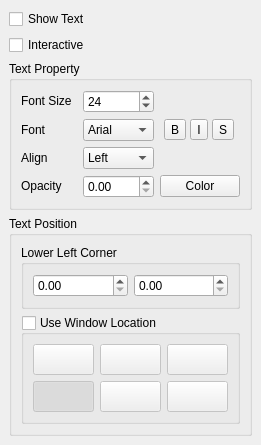
This is Qt/Components/Resources/UI/pqTextDisplayPropertiesWidget.ui in wildmichael/ParaView3-enhancements-old as Qt 5 draws it before an edit. The edited form follows.
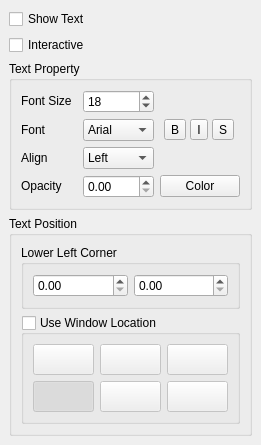
This is the edited form. Icons and pictures are not drawn. Custom widgets are drawn as their Qt base class.

What changed in the file:
```diff
--- a/Qt/Components/Resources/UI/pqTextDisplayPropertiesWidget.ui
+++ b/Qt/Components/Resources/UI/pqTextDisplayPropertiesWidget.ui
@@ -103,7 +103,7 @@
          <number>1</number>
         </property>
         <property name="value" >
-         <number>24</number>
+         <number>18</number>
         </property>
        </widget>
       </item>
```
